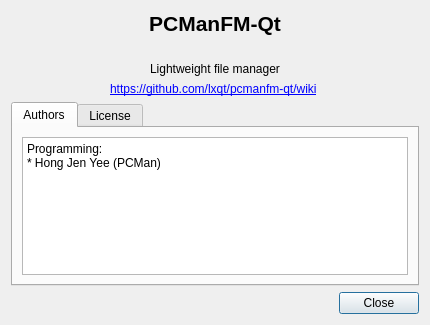
Above: pcmanfm/about.ui from lxqt/pcmanfm-qt before the change. Below: the same form after it.
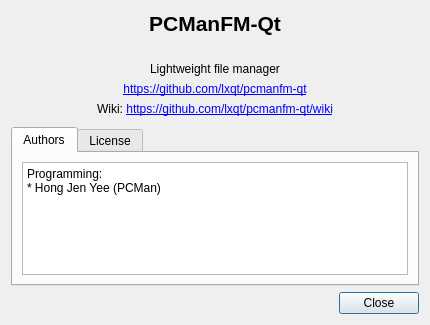
That is the form after the change. Icons and pictures are not drawn.

Commit message:
Fixed the links of About dialog (#1572)
I didn't find the commit that had created the problem, but the wiki link had replaced the site link.

Diff of the .ui file:
```diff
--- a/pcmanfm/about.ui
+++ b/pcmanfm/about.ui
@@ -55,12 +55,23 @@
    <item>
     <widget class="QLabel" name="label_3">
      <property name="text">
-      <string>&lt;html&gt;&lt;head/&gt;&lt;body&gt;&lt;p&gt;&lt;a href=&quot;https://github.com/lxqt/pcmanfm-qt&quot;&gt;https://github.com/lxqt/pcmanfm-qt&lt;/span&gt;&lt;/a&gt;&lt;/p&gt;&lt;/body&gt;&lt;/html&gt;
-</string>
+      <string>&lt;html&gt;&lt;head/&gt;&lt;body&gt;&lt;p&gt;&lt;a href=&quot;https://github.com/lxqt/pcmanfm-qt&quot;&gt;https://github.com/lxqt/pcmanfm-qt&lt;/span&gt;&lt;/a&gt;&lt;/p&gt;&lt;/body&gt;&lt;/html&gt;</string>
      </property>
+     <property name="textFormat">
+      <enum>Qt::RichText</enum>
+     </property>
+     <property name="alignment">
+      <set>Qt::AlignCenter</set>
+     </property>
+     <property name="openExternalLinks">
+      <bool>true</bool>
+     </property>
+    </widget>
+   </item>
+   <item>
+    <widget class="QLabel" name="label_4">
      <property name="text">
-      <string>&lt;html&gt;&lt;head/&gt;&lt;body&gt;&lt;p&gt;&lt;a href=&quot;Wiki&quot;&gt;https://github.com/lxqt/pcmanfm-qt/wiki&lt;/span&gt;&lt;/a&gt;&lt;/p&gt;&lt;/body&gt;&lt;/html&gt;
-</string>
+      <string>&lt;html&gt;&lt;head/&gt;&lt;body&gt;&lt;p&gt;Wiki: &lt;a href=&quot;https://github.com/lxqt/pcmanfm-qt/wiki&quot;&gt;https://github.com/lxqt/pcmanfm-qt/wiki&lt;/span&gt;&lt;/a&gt;&lt;/p&gt;&lt;/body&gt;&lt;/html&gt;</string>
      </property>
      <property name="textFormat">
       <enum>Qt::RichText</enum>
@@ -73,6 +84,22 @@
      </property>
     </widget>
    </item>
+   <item>
+    <spacer name="verticalSpacer">
+     <property name="orientation">
+      <enum>Qt::Vertical</enum>
+     </property>
+     <property name="sizeType">
+      <enum>QSizePolicy::Fixed</enum>
+     </property>
+     <property name="sizeHint" stdset="0">
+      <size>
+       <width>5</width>
+       <height>5</height>
+      </size>
+     </property>
+    </spacer>
+   </item>
    <item>
     <widget class="QTabWidget" name="tabWidget">
      <property name="currentIndex">
```
